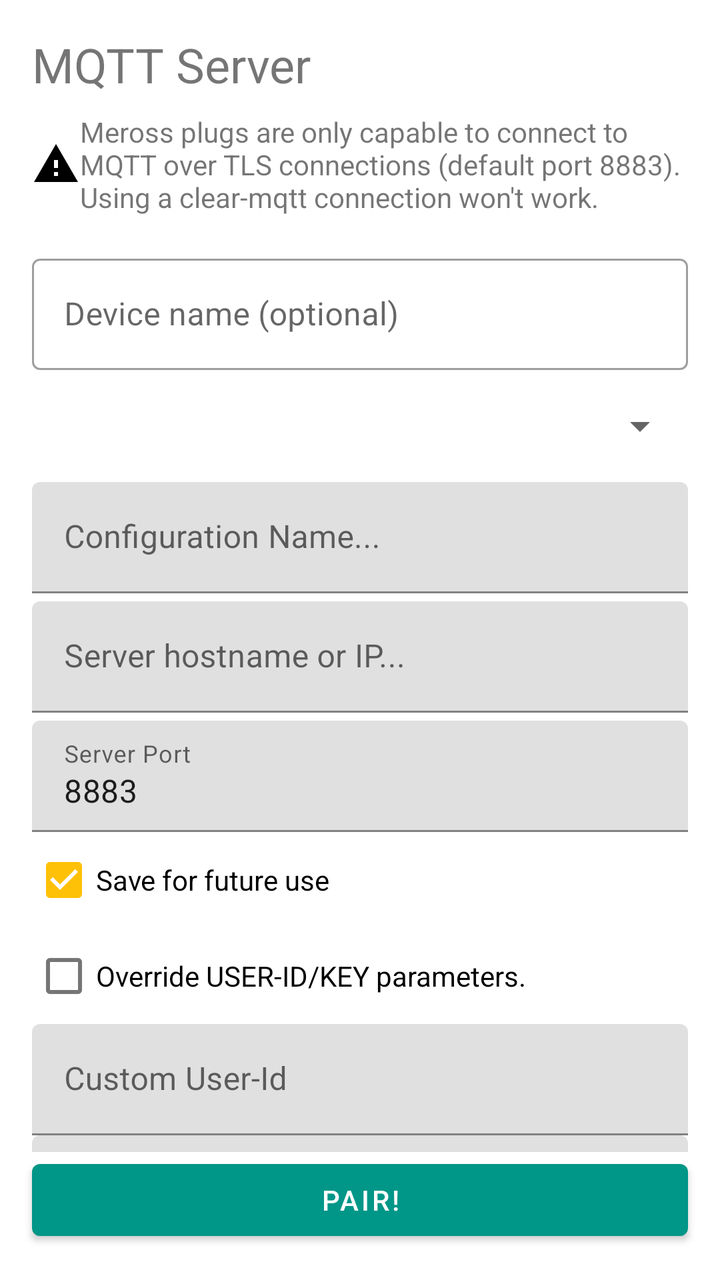
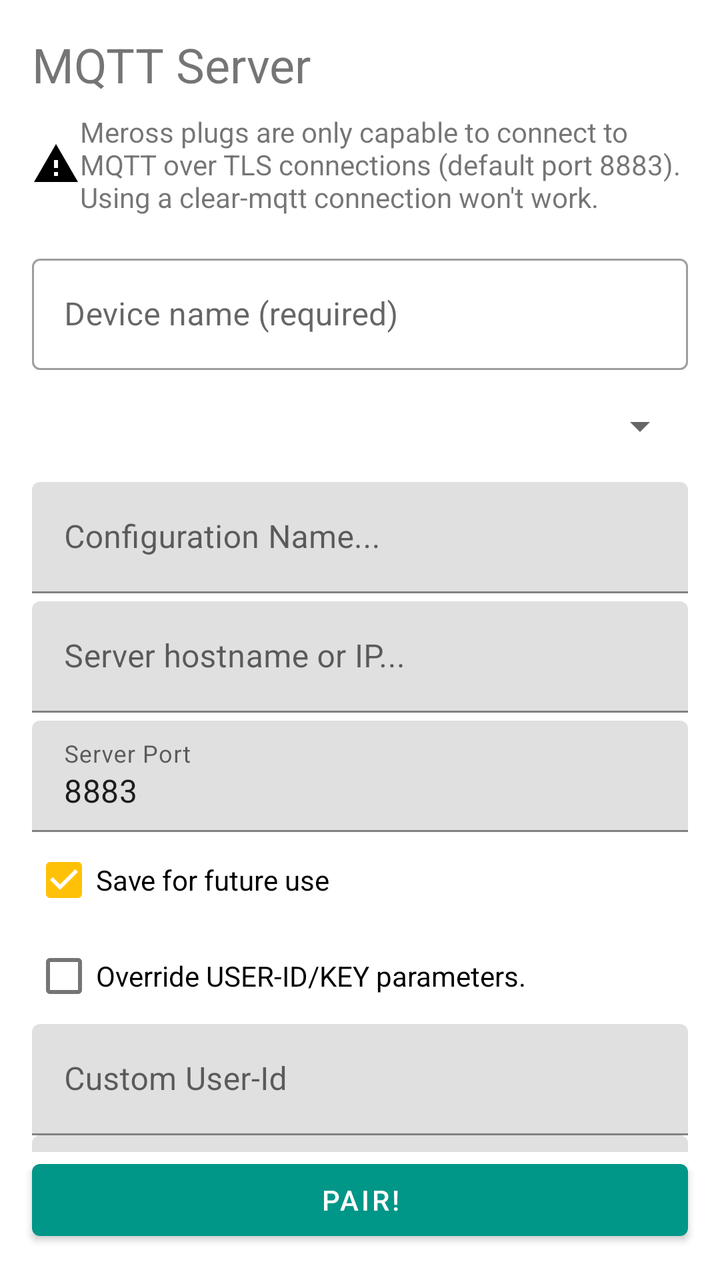

The first picture is an Android layout as it rendered before a commit; the second is the same layout after the commit. The layout source and the unified diff follow.
<!-- AndroidManifest.xml: application theme AppTheme -->
<!-- res/layout/fragment_mqtt_config.xml -->
<?xml version="1.0" encoding="utf-8"?>
<androidx.constraintlayout.widget.ConstraintLayout xmlns:android="http://schemas.android.com/apk/res/android"
    xmlns:app="http://schemas.android.com/apk/res-auto"
    xmlns:tools="http://schemas.android.com/tools"
    android:layout_width="match_parent"
    android:layout_height="match_parent"
    tools:context=".ui.fragments.pair.ConfigureWifiFragment">

    <Button
        android:id="@+id/pairButton"
        android:layout_width="0dp"
        android:layout_height="wrap_content"
        android:layout_marginStart="16dp"
        android:layout_marginLeft="16dp"
        android:layout_marginEnd="16dp"
        android:layout_marginRight="16dp"
        android:layout_marginBottom="16dp"
        android:text="@string/pair_btn"
        app:layout_constraintBottom_toBottomOf="parent"
        app:layout_constraintEnd_toEndOf="parent"
        app:layout_constraintHorizontal_bias="0.498"
        app:layout_constraintStart_toStartOf="parent" />

    <androidx.core.widget.NestedScrollView
        android:id="@+id/mqttConfigScroll"
        android:layout_width="0dp"
        android:layout_height="0dp"
        android:fillViewport="true"
        app:layout_constraintBottom_toTopOf="@+id/pairButton"
        app:layout_constraintEnd_toEndOf="parent"
        app:layout_constraintStart_toStartOf="parent"
        app:layout_constraintTop_toTopOf="parent">

        <androidx.constraintlayout.widget.ConstraintLayout
            android:layout_width="match_parent"
            android:layout_height="wrap_content"
            android:paddingBottom="16dp">

            <TextView
                android:id="@+id/textView19"
                android:layout_width="wrap_content"
                android:layout_height="wrap_content"
                android:layout_marginStart="16dp"
                android:layout_marginLeft="16dp"
                android:layout_marginTop="16dp"
                android:text="@string/mqtt_fragment_title"
                android:textSize="24sp"
                app:layout_constraintStart_toStartOf="parent"
                app:layout_constraintTop_toTopOf="parent" />

            <TextView
                android:id="@+id/textView22"
                android:layout_width="0dp"
                android:layout_height="wrap_content"
                android:layout_marginStart="16dp"
                android:layout_marginLeft="16dp"
                android:layout_marginTop="8dp"
                android:layout_marginEnd="16dp"
                android:layout_marginRight="16dp"
                android:drawableStart="@drawable/ic_warning_black_24dp"
                android:drawableLeft="@drawable/ic_warning_black_24dp"
                android:text="@string/mqtt_config_fragment_text"
                app:layout_constraintEnd_toEndOf="parent"
                app:layout_constraintStart_toStartOf="parent"
                app:layout_constraintTop_toBottomOf="@+id/textView19" />

            <com.google.android.material.textfield.TextInputLayout
                android:id="@+id/deviceNameInputLayout"
                style="@style/Widget.MaterialComponents.TextInputLayout.OutlinedBox"
                android:layout_width="0dp"
                android:layout_height="wrap_content"
                android:layout_marginStart="16dp"
                android:layout_marginLeft="16dp"
                android:layout_marginTop="16dp"
                android:layout_marginEnd="16dp"
                android:layout_marginRight="16dp"
                android:hint="Device name (optional)"
                app:layout_constraintEnd_toEndOf="parent"
                app:layout_constraintStart_toStartOf="parent"
                app:layout_constraintTop_toBottomOf="@+id/textView22">

                <com.google.android.material.textfield.TextInputEditText
                    android:layout_width="match_parent"
                    android:layout_height="wrap_content"
                    android:imeOptions="actionNext"
                    android:singleLine="true" />
            </com.google.android.material.textfield.TextInputLayout>

            <Spinner
                android:id="@+id/mqttConfigurationSpinner"
                android:layout_width="0dp"
                android:layout_height="wrap_content"
                android:layout_marginStart="16dp"
                android:layout_marginLeft="16dp"
                android:layout_marginTop="16dp"
                android:layout_marginEnd="16dp"
                android:layout_marginRight="16dp"
                app:layout_constraintEnd_toEndOf="parent"
                app:layout_constraintStart_toStartOf="parent"
                app:layout_constraintTop_toBottomOf="@+id/deviceNameInputLayout" />

            <CheckBox
                android:id="@+id/modifyDefaultCheckbox"
                android:layout_width="wrap_content"
                android:layout_height="wrap_content"
                android:layout_marginStart="16dp"
                android:layout_marginLeft="16dp"
                android:layout_marginTop="8dp"
                android:text="@string/modify_default_broker"
                android:visibility="gone"
                app:layout_constraintStart_toStartOf="parent"
                app:layout_constraintTop_toBottomOf="@+id/mqttConfigurationSpinner" />

            <androidx.constraintlayout.widget.ConstraintLayout
                android:id="@+id/newConfigurationFrame"
                android:layout_width="match_parent"
                android:layout_height="wrap_content"
                android:layout_marginStart="16dp"
                android:layout_marginLeft="16dp"
                android:layout_marginTop="16dp"
                android:layout_marginEnd="16dp"
                android:layout_marginRight="16dp"
                android:visibility="visible"
                app:layout_constraintEnd_toEndOf="parent"
                app:layout_constraintStart_toStartOf="parent"
                app:layout_constraintTop_toBottomOf="@+id/modifyDefaultCheckbox"
                tools:context=".ui.fragments.pair.ConfigureWifiFragment">

                <com.google.android.material.textfield.TextInputLayout
                    android:id="@+id/mqttConfigurationNameEditText"
                    android:layout_width="0dp"
                    android:layout_height="wrap_content"
                    android:ems="10"
                    android:hint="@string/mqtt_conf_name"
                    android:inputType="textPersonName"
                    android:visibility="visible"
                    app:layout_constraintEnd_toEndOf="parent"
                    app:layout_constraintStart_toStartOf="parent"
                    app:layout_constraintTop_toTopOf="parent">

                    <com.google.android.material.textfield.TextInputEditText
                        android:layout_width="match_parent"
                        android:layout_height="wrap_content"
                        android:singleLine="true"
                        android:imeOptions="actionNext"/>
                </com.google.android.material.textfield.TextInputLayout>

                <com.google.android.material.textfield.TextInputLayout
                    android:id="@+id/mqttHostnameEditText"
                    android:layout_width="0dp"
                    android:layout_height="wrap_content"
                    android:layout_marginTop="4dp"
                    android:ems="10"
                    android:hint="@string/mqtt_host_name"
                    android:inputType="textPersonName"
                    android:singleLine="true"
                    android:visibility="visible"
                    app:layout_constraintEnd_toEndOf="parent"
                    app:layout_constraintStart_toStartOf="parent"
                    app:layout_constraintTop_toBottomOf="@+id/mqttConfigurationNameEditText">

                    <com.google.android.material.textfield.TextInputEditText
                        android:layout_width="match_parent"
                        android:layout_height="wrap_content"
                        android:singleLine="true"
                        android:imeOptions="actionNext"/>
                </com.google.android.material.textfield.TextInputLayout>

                <com.google.android.material.textfield.TextInputLayout
                    android:id="@+id/mqttPortEditText"
                    android:layout_width="0dp"
                    android:layout_height="wrap_content"
                    android:layout_marginTop="4dp"
                    android:digits="[0,1,2,3,4,5,6,7,8,9]"
                    android:ems="10"
                    android:hint="@string/mqtt_port"
                    android:inputType="number"
                    android:visibility="visible"
                    app:layout_constraintEnd_toEndOf="parent"
                    app:layout_constraintStart_toStartOf="parent"
                    app:layout_constraintTop_toBottomOf="@+id/mqttHostnameEditText">

                    <com.google.android.material.textfield.TextInputEditText
                        android:layout_width="match_parent"
                        android:layout_height="wrap_content"
                        android:text="8883"
                        android:singleLine="true"
                        android:imeOptions="actionDone"
                        />
                </com.google.android.material.textfield.TextInputLayout>

                <CheckBox
                    android:id="@+id/saveCheckbox"
                    android:layout_width="wrap_content"
                    android:layout_height="wrap_content"
                    android:checked="true"
                    android:text="@string/save_checkbox"
                    android:visibility="visible"
                    app:layout_constraintStart_toStartOf="parent"
                    app:layout_constraintTop_toBottomOf="@+id/mqttPortEditText" />

                <CheckBox
                    android:id="@+id/overrideMqttParams"
                    android:layout_width="wrap_content"
                    android:layout_height="wrap_content"
                    android:checked="false"
                    android:text="@string/mqtt_key_override_message"
                    android:visibility="visible"
                    app:layout_constraintStart_toStartOf="parent"
                    app:layout_constraintTop_toBottomOf="@+id/saveCheckbox" />

                <com.google.android.material.textfield.TextInputLayout
                    android:id="@+id/customMqttUserId"
                    android:layout_width="0dp"
                    android:layout_height="wrap_content"
                    android:ems="10"
                    android:hint="@string/mqtt_custom_user_id"
                    android:inputType="textPersonName"
                    android:visibility="visible"
                    app:layout_constraintEnd_toEndOf="parent"
                    app:layout_constraintStart_toStartOf="parent"
                    app:layout_constraintTop_toBottomOf="@+id/overrideMqttParams">

                    <com.google.android.material.textfield.TextInputEditText
                        android:layout_width="match_parent"
                        android:layout_height="match_parent"
                        android:singleLine="true"
                        android:imeOptions="actionNext"/>
                </com.google.android.material.textfield.TextInputLayout>

                <com.google.android.material.textfield.TextInputLayout
                    android:id="@+id/customMqttKey"
                    android:layout_width="0dp"
                    android:layout_height="wrap_content"
                    android:ems="10"
                    android:hint="@string/mqtt_custom_key"
                    android:inputType="textPersonName"
                    android:visibility="visible"
                    app:layout_constraintEnd_toEndOf="parent"
                    app:layout_constraintStart_toStartOf="parent"
                    app:layout_constraintTop_toBottomOf="@+id/customMqttUserId">

                    <com.google.android.material.textfield.TextInputEditText
                        android:layout_width="match_parent"
                        android:layout_height="wrap_content"
                        android:singleLine="true"
                        android:imeOptions="actionDone"/>
                </com.google.android.material.textfield.TextInputLayout>

            </androidx.constraintlayout.widget.ConstraintLayout>

        </androidx.constraintlayout.widget.ConstraintLayout>

    </androidx.core.widget.NestedScrollView>

</androidx.constraintlayout.widget.ConstraintLayout>
<!-- resources referenced by this layout -->
<resources>
  <!-- drawable ic_warning_black_24dp (drawable) -->
  <vector xmlns:android="http://schemas.android.com/apk/res/android"
          android:width="24dp"
          android:height="24dp"
          android:viewportWidth="24.0"
          android:viewportHeight="24.0">
      <path
          android:fillColor="#FF000000"
          android:pathData="M1,21h22L12,2 1,21zM13,18h-2v-2h2v2zM13,14h-2v-4h2v4z"/>
  </vector>
  <string name="modify_default_broker">Modify</string>
  <string name="mqtt_conf_name">Configuration Name...</string>
  <string name="mqtt_config_fragment_text">Meross plugs are only capable to connect to MQTT over TLS connections (default port 8883). Using a clear-mqtt connection won\'t work.</string>
  <string name="mqtt_custom_key">Custom key</string>
  <string name="mqtt_custom_user_id">Custom User-Id</string>
  <string name="mqtt_fragment_title">MQTT Server</string>
  <string name="mqtt_host_name">Server hostname or IP...</string>
  <string name="mqtt_key_override_message">Override USER-ID/KEY parameters.</string>
  <string name="mqtt_port">Server Port</string>
  <string name="pair_btn">Pair!</string>
  <string name="save_checkbox">Save for future use</string>
  <style name="AppTheme" parent="Theme.MaterialComponents.Light">
          <item name="colorPrimary">@color/colorPrimary</item>
          <item name="colorPrimaryDark">@color/colorPrimaryDark</item>
          <item name="colorPrimaryVariant">@color/colorPrimaryLight</item>
  
          <item name="colorSecondary">@color/colorAccent</item>
          <item name="colorSecondaryVariant">@color/colorSecondaryLight</item>
  
          <item name="windowActionBar">false</item>
          <item name="windowNoTitle">true</item>
      </style>
  <color name="colorPrimary">#009688</color>
  <color name="colorPrimaryDark">#00796B</color>
  <color name="colorPrimaryLight">#B2DFDB</color>
  <color name="colorAccent">#FFC107</color>
  <color name="colorSecondaryLight">#757575</color>
</resources>

<!-- the commit's change to res/layout/fragment_mqtt_config.xml (unified diff, before → after) -->
@@ -74,7 +74,7 @@
                 android:layout_marginTop="16dp"
                 android:layout_marginEnd="16dp"
                 android:layout_marginRight="16dp"
-                android:hint="Device name (optional)"
+                android:hint="Device name (required)"
                 app:layout_constraintEnd_toEndOf="parent"
                 app:layout_constraintStart_toStartOf="parent"
                 app:layout_constraintTop_toBottomOf="@+id/textView22">
